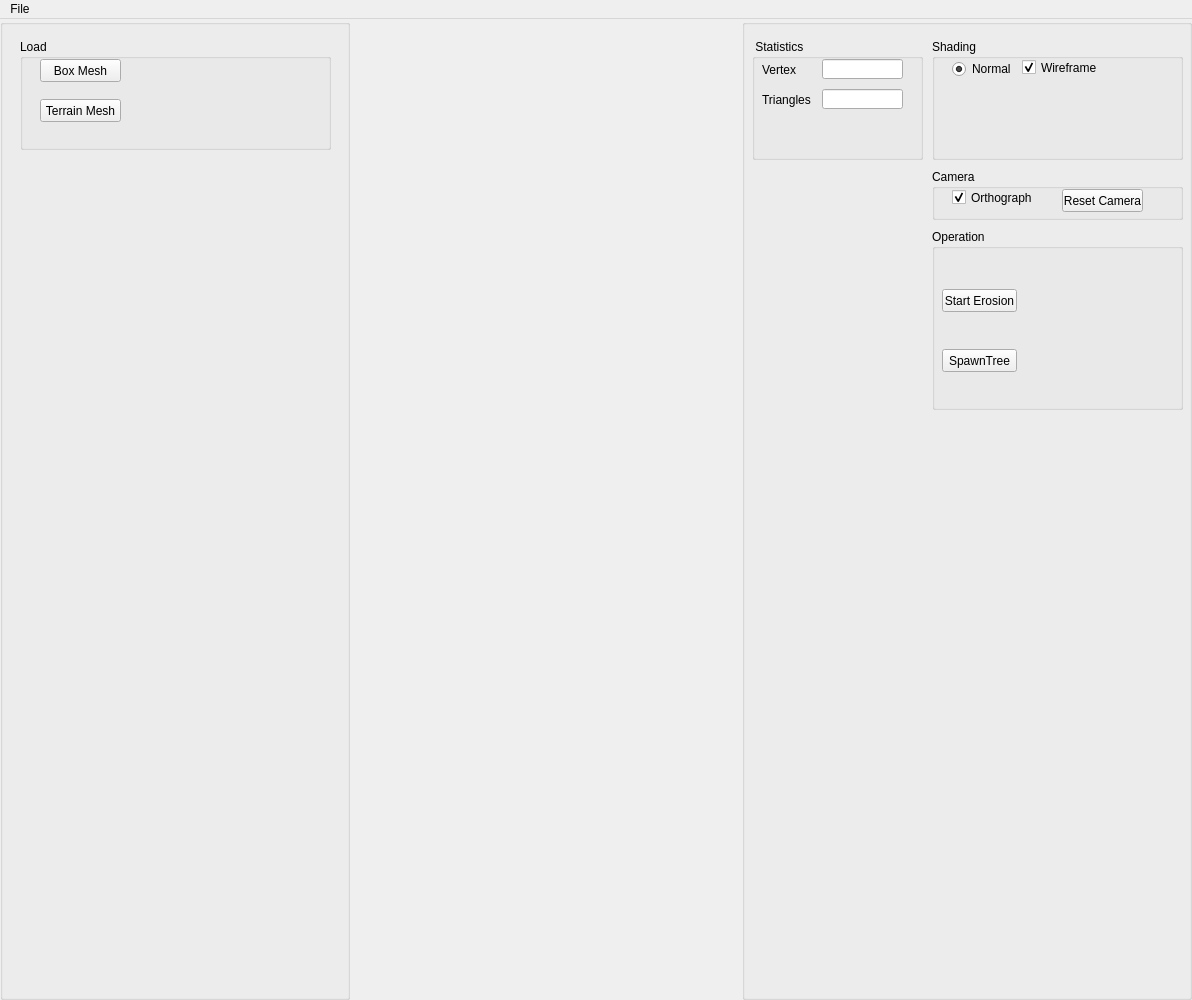
First picture: the form in TerrainGeneration/UI/interface.ui, repository amatheo/LIFPROJET-TerrainGeneration, before the edit.
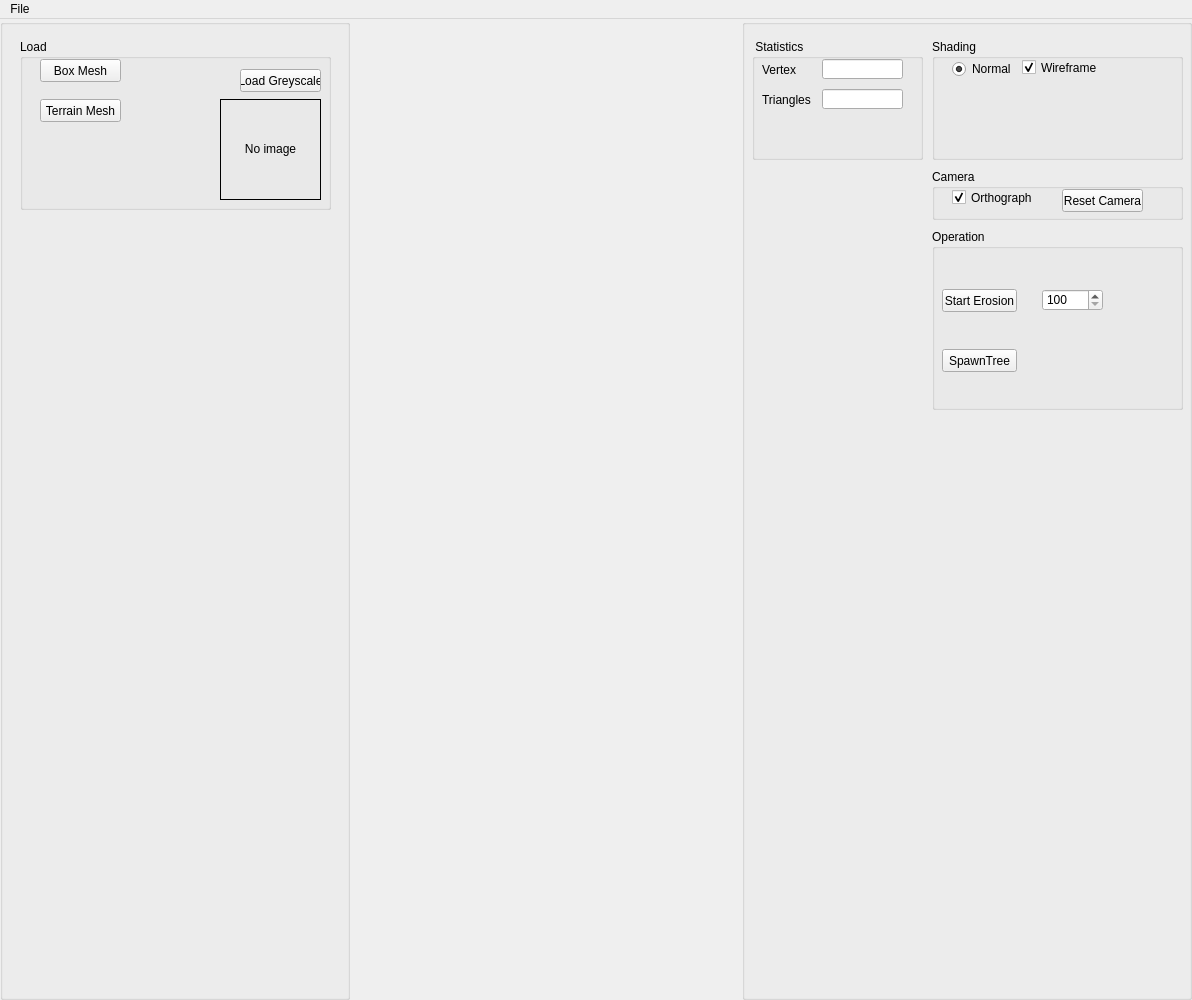
Second picture: the form after the edit.

Commit message: Heightmap Loading

```diff
--- a/TerrainGeneration/UI/interface.ui
+++ b/TerrainGeneration/UI/interface.ui
@@ -62,7 +62,7 @@
          <x>20</x>
          <y>20</y>
          <width>311</width>
-         <height>111</height>
+         <height>171</height>
         </rect>
        </property>
        <property name="title">
@@ -119,6 +119,70 @@
          <bool>false</bool>
         </property>
        </widget>
+       <widget class="QLabel" name="selectedImage">
+        <property name="geometry">
+         <rect>
+          <x>200</x>
+          <y>60</y>
+          <width>101</width>
+          <height>101</height>
+         </rect>
+        </property>
+        <property name="mouseTracking">
+         <bool>true</bool>
+        </property>
+        <property name="contextMenuPolicy">
+         <enum>Qt::CustomContextMenu</enum>
+        </property>
+        <property name="acceptDrops">
+         <bool>true</bool>
+        </property>
+        <property name="frameShape">
+         <enum>QFrame::Box</enum>
+        </property>
+        <property name="frameShadow">
+         <enum>QFrame::Plain</enum>
+        </property>
+        <property name="text">
+         <string>No image</string>
+        </property>
+        <property name="textFormat">
+         <enum>Qt::RichText</enum>
+        </property>
+        <property name="scaledContents">
+         <bool>true</bool>
+        </property>
+        <property name="alignment">
+         <set>Qt::AlignCenter</set>
+        </property>
+        <property name="textInteractionFlags">
+         <set>Qt::NoTextInteraction</set>
+        </property>
+       </widget>
+       <widget class="QPushButton" name="loadHeightmapButton">
+        <property name="geometry">
+         <rect>
+          <x>220</x>
+          <y>30</y>
+          <width>81</width>
+          <height>23</height>
+         </rect>
+        </property>
+        <property name="toolTip">
+         <string>&lt;!DOCTYPE HTML PUBLIC &quot;-//W3C//DTD HTML 4.0//EN&quot; &quot;http://www.w3.org/TR/REC-html40/strict.dtd&quot;&gt;
+&lt;html&gt;&lt;head&gt;&lt;meta name=&quot;qrichtext&quot; content=&quot;1&quot; /&gt;&lt;style type=&quot;text/css&quot;&gt;
+p, li { white-space: pre-wrap; }
+&lt;/style&gt;&lt;/head&gt;&lt;body style=&quot; font-family:'MS Shell Dlg 2'; font-size:8pt; font-weight:400; font-style:normal;&quot;&gt;
+&lt;p style=&quot; margin-top:0px; margin-bottom:0px; margin-left:0px; margin-right:0px; -qt-block-indent:0; text-indent:0px;&quot;&gt;&lt;span style=&quot; color:#5500ff;&quot;&gt;Callback #01&lt;/span&gt;&lt;/p&gt;
+&lt;p style=&quot; margin-top:0px; margin-bottom:0px; margin-left:0px; margin-right:0px; -qt-block-indent:0; text-indent:0px;&quot;&gt;&lt;span style=&quot; font-style:italic; color:#aa00ff;&quot;&gt;Create Eurographics 1996 Bear&lt;/span&gt;&lt;/p&gt;&lt;/body&gt;&lt;/html&gt;</string>
+        </property>
+        <property name="text">
+         <string>Load Greyscale</string>
+        </property>
+        <property name="checkable">
+         <bool>false</bool>
+        </property>
+       </widget>
       </widget>
      </widget>
     </item>
@@ -359,6 +423,25 @@
          <string>SpawnTree</string>
         </property>
        </widget>
+       <widget class="QSpinBox" name="iterationBox">
+        <property name="geometry">
+         <rect>
+          <x>110</x>
+          <y>60</y>
+          <width>61</width>
+          <height>22</height>
+         </rect>
+        </property>
+        <property name="minimum">
+         <number>100</number>
+        </property>
+        <property name="maximum">
+         <number>5000</number>
+        </property>
+        <property name="singleStep">
+         <number>100</number>
+        </property>
+       </widget>
       </widget>
      </widget>
     </item>
```
The commit also changes 6 other files.
